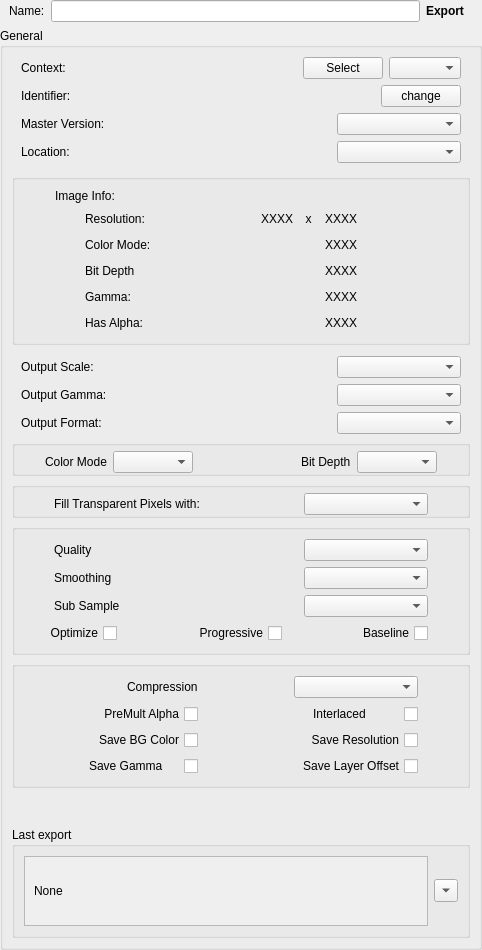
First picture: the form in Gimp/Scripts/StateUserInterfaces/Gimp_Export.ui, repository AltaArts/Gimp_Integration--Prism-Plugin, before the edit.
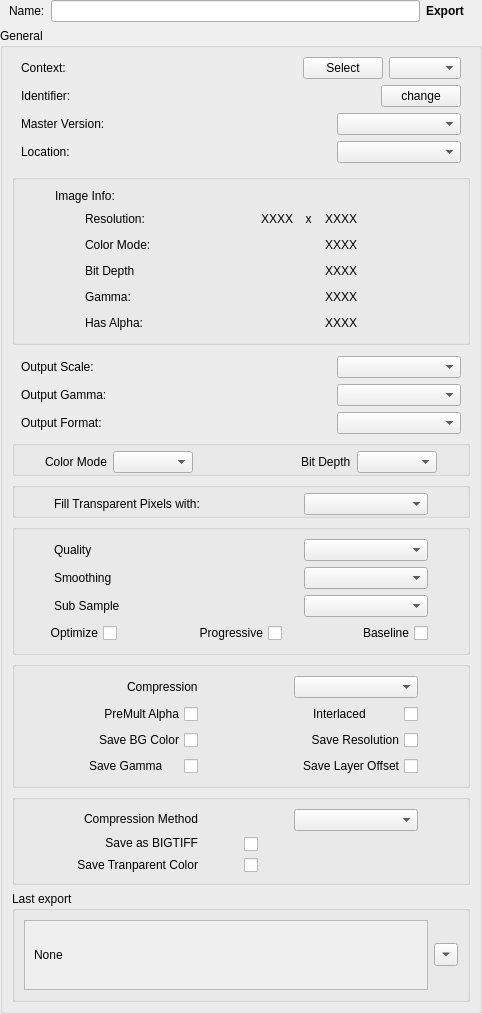
Second picture: the form after the edit.

Commit message: v1.1 - added support for .tiffs

What changed in the file:
```diff
--- a/Gimp/Scripts/StateUserInterfaces/Gimp_Export.ui
+++ b/Gimp/Scripts/StateUserInterfaces/Gimp_Export.ui
@@ -1197,6 +1197,136 @@
         </layout>
        </widget>
       </item>
+      <item>
+       <widget class="QGroupBox" name="gb_tiffOptions">
+        <property name="enabled">
+         <bool>true</bool>
+        </property>
+        <layout class="QVBoxLayout" name="gb_jpg_options_6">
+         <item>
+          <layout class="QHBoxLayout" name="horizontalLayout_6">
+           <item>
+            <layout class="QVBoxLayout" name="verticalLayout_7">
+             <property name="rightMargin">
+              <number>40</number>
+             </property>
+             <item>
+              <layout class="QHBoxLayout" name="horizontalLayout_7">
+               <item>
+                <spacer name="horizontalSpacer_25">
+                 <property name="orientation">
+                  <enum>Qt::Horizontal</enum>
+                 </property>
+                 <property name="sizeHint" stdset="0">
+                  <size>
+                   <width>40</width>
+                   <height>20</height>
+                  </size>
+                 </property>
+                </spacer>
+               </item>
+               <item>
+                <widget class="QLabel" name="l_tiff_compress">
+                 <property name="layoutDirection">
+                  <enum>Qt::RightToLeft</enum>
+                 </property>
+                 <property name="text">
+                  <string>Compression Method</string>
+                 </property>
+                </widget>
+               </item>
+              </layout>
+             </item>
+             <item>
+              <widget class="QLabel" name="l_tiff_useBig">
+               <property name="layoutDirection">
+                <enum>Qt::RightToLeft</enum>
+               </property>
+               <property name="text">
+                <string>Save as BIGTIFF</string>
+               </property>
+               <property name="alignment">
+                <set>Qt::AlignRight|Qt::AlignTrailing|Qt::AlignVCenter</set>
+               </property>
+              </widget>
+             </item>
+             <item>
+              <widget class="QLabel" name="l_tiff_alphaColor">
+               <property name="layoutDirection">
+                <enum>Qt::RightToLeft</enum>
+               </property>
+               <property name="text">
+                <string>Save Tranparent Color</string>
+               </property>
+               <property name="alignment">
+                <set>Qt::AlignRight|Qt::AlignTrailing|Qt::AlignVCenter</set>
+               </property>
+              </widget>
+             </item>
+            </layout>
+           </item>
+           <item>
+            <layout class="QVBoxLayout" name="verticalLayout_8">
+             <property name="rightMargin">
+              <number>40</number>
+             </property>
+             <item>
+              <layout class="QHBoxLayout" name="horizontalLayout_8">
+               <item>
+                <spacer name="horizontalSpacer_18">
+                 <property name="orientation">
+                  <enum>Qt::Horizontal</enum>
+                 </property>
+                 <property name="sizeHint" stdset="0">
+                  <size>
+                   <width>40</width>
+                   <height>20</height>
+                  </size>
+                 </property>
+                </spacer>
+               </item>
+               <item>
+                <widget class="QComboBox" name="cb_tiff_compress">
+                 <property name="minimumSize">
+                  <size>
+                   <width>124</width>
+                   <height>0</height>
+                  </size>
+                 </property>
+                 <property name="currentIndex">
+                  <number>-1</number>
+                 </property>
+                </widget>
+               </item>
+              </layout>
+             </item>
+             <item>
+              <widget class="QCheckBox" name="chb_tiff_useBig">
+               <property name="layoutDirection">
+                <enum>Qt::LeftToRight</enum>
+               </property>
+               <property name="text">
+                <string/>
+               </property>
+              </widget>
+             </item>
+             <item>
+              <widget class="QCheckBox" name="chb_tiff_alphaColor">
+               <property name="layoutDirection">
+                <enum>Qt::LeftToRight</enum>
+               </property>
+               <property name="text">
+                <string/>
+               </property>
+              </widget>
+             </item>
+            </layout>
+           </item>
+          </layout>
+         </item>
+        </layout>
+       </widget>
+      </item>
       <item>
        <spacer name="verticalSpacer_3">
         <property name="orientation">
```
Left out of the diff: 1 changed line with no effect on the pictures. The commit also changes 1 other file.
